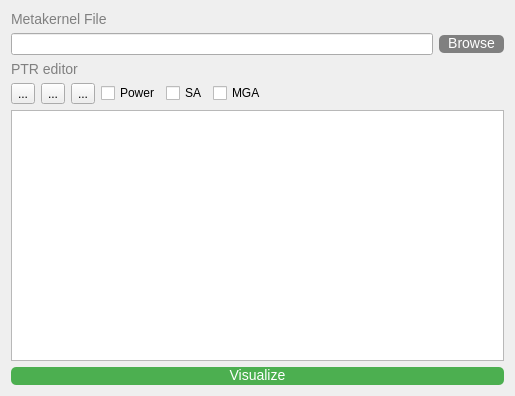
Old version of the form ui/design/qtcreator/ptr-editor.ui in the repository esaSPICEservice/ess-plugin.
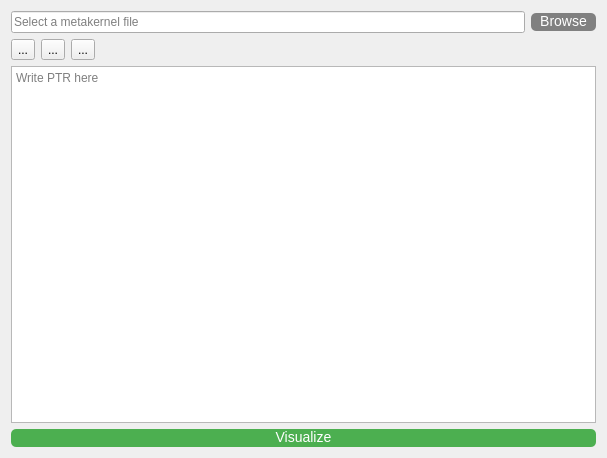
New version of the form. Icons and pictures are not drawn.

Patch:
```diff
--- a/ui/design/qtcreator/ptr-editor.ui
+++ b/ui/design/qtcreator/ptr-editor.ui
@@ -6,8 +6,8 @@
    <rect>
     <x>0</x>
     <y>0</y>
-    <width>515</width>
-    <height>396</height>
+    <width>607</width>
+    <height>458</height>
    </rect>
   </property>
   <property name="windowTitle">
@@ -39,17 +39,14 @@
 }</string>
   </property>
   <layout class="QVBoxLayout" name="verticalLayout">
-   <item>
-    <widget class="QLabel" name="label">
-     <property name="text">
-      <string>Metakernel File</string>
-     </property>
-    </widget>
-   </item>
    <item>
     <layout class="QHBoxLayout" name="horizontalLayout">
      <item>
-      <widget class="QLineEdit" name="mkInput"/>
+      <widget class="QLineEdit" name="mkInput">
+       <property name="placeholderText">
+        <string>Select a metakernel file</string>
+       </property>
+      </widget>
      </item>
      <item>
       <widget class="QPushButton" name="mkButton">
@@ -71,13 +68,6 @@
      </item>
     </layout>
    </item>
-   <item>
-    <widget class="QLabel" name="label_2">
-     <property name="text">
-      <string>PTR editor</string>
-     </property>
-    </widget>
-   </item>
    <item>
     <layout class="QHBoxLayout" name="horizontalLayout_2">
      <item>
@@ -113,27 +103,6 @@
        </property>
       </widget>
      </item>
-     <item>
-      <widget class="QCheckBox" name="powerCheck">
-       <property name="text">
-        <string>Power</string>
-       </property>
-      </widget>
-     </item>
-     <item>
-      <widget class="QCheckBox" name="saCheck">
-       <property name="text">
-        <string>SA</string>
-       </property>
-      </widget>
-     </item>
-     <item>
-      <widget class="QCheckBox" name="mgaCheck">
-       <property name="text">
-        <string>MGA</string>
-       </property>
-      </widget>
-     </item>
      <item>
       <spacer name="horizontalSpacer">
        <property name="orientation">
@@ -150,7 +119,11 @@
     </layout>
    </item>
    <item>
-    <widget class="QPlainTextEdit" name="ptrEditor"/>
+    <widget class="QPlainTextEdit" name="ptrEditor">
+     <property name="placeholderText">
+      <string>Write PTR here</string>
+     </property>
+    </widget>
    </item>
    <item>
     <layout class="QHBoxLayout" name="horizontalLayout_3">
```
